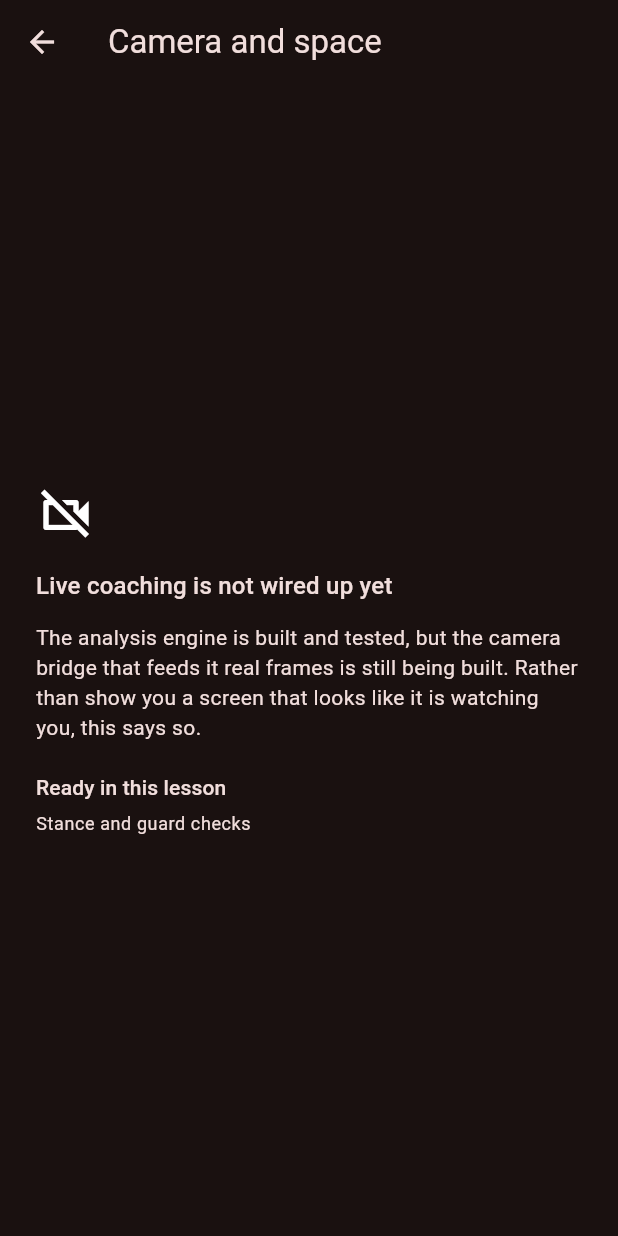
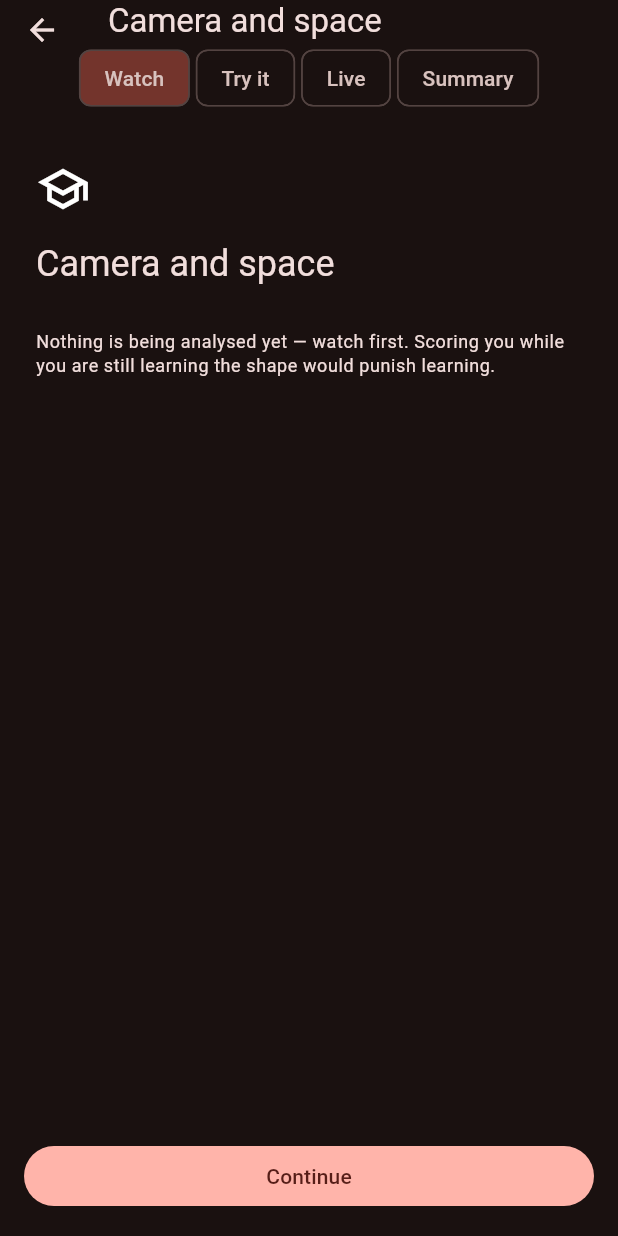
Before and after one commit to kocakkmustafa/jablab, a Flutter app: the screen it shows after launch, after a tap on "Foundations", on a phone screen of 412 x 824 dp. Run offline on Flutter 3.47's test engine with Material 3 defaults, Android fonts, the phone set to English and light mode, and no system bars; missing offline and left inert: motion_core.

Commit message:
feat(G5): canlı seans iskeleti — 4 yeni kabuk bileşeni (49/49 test)
shell_candidate envanteri 9 → 13 bileşen (terfi turuna hazır):
  SessionStage + SessionFlowScaffold — öğret→dene→canlı→özet akışı.
    stage.judges yalnız live'da true: öğrenme anında puanlamak öğrenmeyi
    cezalandırır, o yüzden teach/rehearse bilinçli olarak hükümsüz.
  IntervalTimer — adı bilerek "round" DEĞİL: boks turu, dans kombosu, kata
    tekrarı ve enstrüman pasajı aynı şey; alan adı kabukta geçerse bileşen
    motion_shell'e terfi edemez (terfi kapısı testi bunu zorluyor).
  LiveState + LiveCoachSurface — üç durum, üçüncüsü ürünün karakteri:
    "göremiyorum" AYRI bir durum, sessizlik değil. Sessiz kalmak kullanıcıya
    "her şey yolunda" der; oysa analiz hiç çalışmıyordur.
  SessionSummaryView — bant özeti + KOÇLANAN-AMA-SKORLANMAYAN başlıklar.
    J-033'ün UI karşılığı: eğitmenler gard/kolda 36,7° ayrıştığı için
    skorlanmıyor, ve kullanıcı neden puan almadığını öğreniyor.

App tarafı (terfi etmez): SessionScreen bunları boks içeriğiyle besliyor;
canlı aşama noVerdict durumunda ve sebebi yazılı — kamera köprüsü bağlı
olmadığı için sahte "analiz ediliyor" ekranı göstermiyoruz.

Terfi kapısı yeni dosyalarda da yeşil: alan sözlüğü sızıntısı yok.

```diff
--- a/lib/app/session_screen.dart
+++ b/lib/app/session_screen.dart
@@ -1,53 +1,144 @@
 import 'package:flutter/material.dart';
 
+import '../shell_candidate/live_surface.dart';
+import '../shell_candidate/session_flow.dart';
 import '../shell_candidate/shell_models.dart';
 
 /// Canlı seans ekranı — **app'e özgü**, `motion_shell`'e terfi ETMEZ.
 ///
-/// G5 iskelet aşamasında kamera hattı henüz bağlı değil (native köprü
-/// ADR-002 kapsamında, koordinatör kuyruğunda). Ekran bunu **saklamıyor**:
-/// sahte bir "analiz ediliyor" animasyonu göstermek yerine ne eksik olduğunu
-/// yazıyor. Yarım özellik gizlenmez (`20-URETIM-SURECI §5`).
-class SessionScreen extends StatelessWidget {
+/// Kabuk parçaları (`SessionFlowScaffold`, `LiveCoachSurface`,
+/// `SessionSummaryView`, `IntervalTimer`) buradan besleniyor; boksa özgü olan
+/// yalnız içerik: cue metinleri, sayılan olayın adı, kamera önizlemesi.
+///
+/// ⚠️ Kamera hattı henüz bağlı değil (native köprü ADR-002, koordinatör
+/// kuyruğunda). Ekran bunu **saklamıyor** — sahte bir "analiz ediliyor"
+/// animasyonu yerine hangi parçanın eksik olduğunu yazıyor.
+class SessionScreen extends StatefulWidget {
   const SessionScreen({super.key, required this.lesson});
+
+  final ShellLesson lesson;
+
+  @override
+  State<SessionScreen> createState() => _SessionScreenState();
+}
+
+class _SessionScreenState extends State<SessionScreen> {
+  SessionStage _stage = SessionStage.teach;
+
+  void _advance() {
+    final int i = SessionStage.values.indexOf(_stage);
+    if (i + 1 < SessionStage.values.length) {
+      setState(() => _stage = SessionStage.values[i + 1]);
+    } else {
+      Navigator.of(context).pop();
+    }
+  }
+
+  @override
+  Widget build(BuildContext context) {
+    return SessionFlowScaffold(
+      title: widget.lesson.title,
+      stage: _stage,
+      advanceLabel: _stage == SessionStage.summary ? 'Done' : 'Continue',
+      onAdvance: _advance,
+      child: switch (_stage) {
+        SessionStage.teach => _Teach(lesson: widget.lesson),
+        SessionStage.rehearse => const _Rehearse(),
+        SessionStage.live => const _Live(),
+        SessionStage.summary => const _Summary(),
+      },
+    );
+  }
+}
+
+class _Teach extends StatelessWidget {
+  const _Teach({required this.lesson});
 
   final ShellLesson lesson;
 
   @override
   Widget build(BuildContext context) {
     final ThemeData theme = Theme.of(context);
-    return Scaffold(
-      appBar: AppBar(title: Text(lesson.title)),
-      body: Padding(
+    return Padding(
       padding: const EdgeInsets.all(24),
       child: Column(
-          mainAxisAlignment: MainAxisAlignment.center,
         crossAxisAlignment: CrossAxisAlignment.start,
         children: <Widget>[
-            const Icon(Icons.videocam_off_outlined, size: 40),
+          const Icon(Icons.school_outlined, size: 36),
           const SizedBox(height: 16),
-            Text('Live coaching is not wired up yet',
-                key: const Key('session-not-ready'),
-                style: theme.textTheme.titleMedium),
-            const SizedBox(height: 12),
+          Text(lesson.title, style: theme.textTheme.headlineSmall),
+          const SizedBox(height: 8),
+          if (lesson.subtitle.isNotEmpty)
+            Text(lesson.subtitle, style: theme.textTheme.bodyMedium),
+          const SizedBox(height: 20),
           Text(
-              'The analysis engine is built and tested, but the camera bridge '
-              'that feeds it real frames is still being built. Rather than show '
-              'you a screen that looks like it is watching you, this says so.',
-              style: theme.textTheme.bodyMedium,
-            ),
-            const SizedBox(height: 20),
-            Text('Ready in this lesson', style: theme.textTheme.titleSmall),
-            const SizedBox(height: 6),
-            Text(
-              lesson.subtitle.isEmpty
-                  ? 'Stance and guard checks'
-                  : lesson.subtitle,
+            'Nothing is being analysed yet — watch first. '
+            'Scoring you while you are still learning the shape would '
+            'punish learning.',
+            key: const Key('teach-no-analysis'),
             style: theme.textTheme.bodySmall,
           ),
         ],
       ),
+    );
+  }
+}
+
+class _Rehearse extends StatelessWidget {
+  const _Rehearse();
+
+  @override
+  Widget build(BuildContext context) => const Padding(
+        padding: EdgeInsets.all(24),
+        child: Column(
+          crossAxisAlignment: CrossAxisAlignment.start,
+          children: <Widget>[
+            Icon(Icons.timer_outlined, size: 36),
+            SizedBox(height: 16),
+            Text('Go slow. One thing at a time, no clock.',
+                key: Key('rehearse-copy')),
+          ],
         ),
       );
 }
+
+class _Live extends StatelessWidget {
+  const _Live();
+
+  @override
+  Widget build(BuildContext context) {
+    // Motor hazır ve testli; besleyen kamera köprüsü değil. Bu yüzden yüzey
+    // "noVerdict" durumunda ve SEBEBİ yazılı — ürünün "göremiyorum demek,
+    // yanlış hüküm vermekten üstündür" ilkesinin ilk görünür uygulaması.
+    return const LiveCoachSurface(
+      state: LiveState.noVerdict,
+      eventCount: 0,
+      noVerdictReason:
+          'The camera feed is not connected yet, so nothing is being judged. '
+          'The analysis engine itself is built and tested.',
+    );
   }
+}
+
+class _Summary extends StatelessWidget {
+  const _Summary();
+
+  @override
+  Widget build(BuildContext context) => const SessionSummaryView(
+        eventCount: 0,
+        // K8 (M-F-04): kalibrasyon kapısı geçilmeden sayı yok — bant bile
+        // ölçüm olmadığı için boş.
+        bands: <String, String>{
+          'Stance': '—',
+          'Balance': '—',
+          'Footwork': '—',
+        },
+        // J-033: eğitmenler gard/kol pozisyonunda 36,7° ayrışıyor → koçlanır
+        // ama SKORLANMAZ. Kullanıcı neden puan almadığını bilmeli.
+        coachedNotScored: <String>[
+          'Guard hand position',
+          'Elbow angle',
+          'Lead hip and thigh placement',
+        ],
+      );
+}
--- /dev/null
+++ b/lib/shell_candidate/session_flow.dart
@@ -0,0 +1,141 @@
+import 'package:flutter/material.dart';
+
+/// Ders akışının alan-bağımsız iskeleti (standart §2):
+/// öğret → dene → canlı analiz → özet → sonraki adım.
+///
+/// Beş app'in de ders akışı aynı: bir şey gösterilir, kullanıcı kontrollü
+/// dener, canlı seansta analiz edilir, özet verilir, bir sonraki adım
+/// önerilir. Neyin gösterildiği ve neyin analiz edildiği app'in işi; **sıra**
+/// ortaktır ve burada durur.
+enum SessionStage {
+  /// Hareket/teknik gösterilir. Analiz YOK.
+  teach,
+
+  /// Kontrollü deneme: yavaş tempo, tek odak, süre baskısı yok.
+  rehearse,
+
+  /// Canlı seans: analiz + sesli koç açık.
+  live,
+
+  /// Seans özeti.
+  summary,
+}
+
+extension SessionStageLabel on SessionStage {
+  String get label => switch (this) {
+        SessionStage.teach => 'Watch',
+        SessionStage.rehearse => 'Try it',
+        SessionStage.live => 'Live',
+        SessionStage.summary => 'Summary',
+      };
+
+  /// Bu aşamada teknik hüküm verilir mi?
+  ///
+  /// `teach` ve `rehearse` bilinçli olarak hükümsüzdür: kullanıcı henüz
+  /// öğreniyor. Öğrenme anında puanlamak, öğrenmeyi cezalandırmaktır.
+  bool get judges => this == SessionStage.live;
+}
+
+/// Aşamalar arası ilerleyen çatı.
+class SessionFlowScaffold extends StatelessWidget {
+  const SessionFlowScaffold({
+    super.key,
+    required this.title,
+    required this.stage,
+    required this.child,
+    required this.onAdvance,
+    this.advanceLabel,
+    this.canAdvance = true,
+  });
+
+  final String title;
+  final SessionStage stage;
+  final Widget child;
+  final VoidCallback onAdvance;
+  final String? advanceLabel;
+  final bool canAdvance;
+
+  @override
+  Widget build(BuildContext context) {
+    final List<SessionStage> all = SessionStage.values;
+    return Scaffold(
+      appBar: AppBar(
+        title: Text(title),
+        bottom: PreferredSize(
+          preferredSize: const Size.fromHeight(28),
+          child: Padding(
+            padding: const EdgeInsets.only(bottom: 8),
+            child: Row(
+              mainAxisAlignment: MainAxisAlignment.center,
+              children: <Widget>[
+                for (final SessionStage s in all) ...<Widget>[
+                  Chip(
+                    key: Key('stage-${s.name}'),
+                    label: Text(s.label),
+                    backgroundColor: s == stage
+                        ? Theme.of(context).colorScheme.primaryContainer
+                        : null,
+                  ),
+                  if (s != all.last) const SizedBox(width: 4),
+                ],
+              ],
+            ),
+          ),
+        ),
+      ),
+      body: SafeArea(child: child),
+      bottomNavigationBar: Padding(
+        padding: const EdgeInsets.all(16),
+        child: FilledButton(
+          key: const Key('advance-button'),
+          onPressed: canAdvance ? onAdvance : null,
+          child: Text(advanceLabel ?? 'Continue'),
+        ),
+      ),
+    );
+  }
+}
+
+/// Süreli aralık sayacı.
+///
+/// **Adı bilerek "round" değil:** boks turu, dans kombosu, kata tekrarı ve
+/// enstrüman pasajı aynı şeydir — süreli bir çalışma aralığı. Alan adı
+/// kabukta geçerse bileşen `motion_shell`'e terfi edemez.
+class IntervalTimer extends StatelessWidget {
+  const IntervalTimer({
+    super.key,
+    required this.elapsed,
+    required this.total,
+    this.paused = false,
+  });
+
+  final Duration elapsed;
+  final Duration total;
+  final bool paused;
+
+  @override
+  Widget build(BuildContext context) {
+    final Duration left = total - elapsed;
+    final String text = '${left.inMinutes.toString().padLeft(2, '0')}:'
+        '${(left.inSeconds % 60).toString().padLeft(2, '0')}';
+    return Column(
+      key: const Key('interval-timer'),
+      children: <Widget>[
+        Text(text, style: Theme.of(context).textTheme.displaySmall),
+        const SizedBox(height: 8),
+        LinearProgressIndicator(
+          value: total.inMilliseconds == 0
+              ? 0
+              : elapsed.inMilliseconds / total.inMilliseconds,
+        ),
+        if (paused)
+          Padding(
+            padding: const EdgeInsets.only(top: 8),
+            child: Text('Paused',
+                key: const Key('timer-paused'),
+                style: Theme.of(context).textTheme.labelMedium),
+          ),
+      ],
+    );
+  }
+}
```
Also changed, not shown: lib/shell_candidate/live_surface.dart (added, +170 -0 lines), 2 other files. Lines whose indentation alone changed are shown as unchanged.
